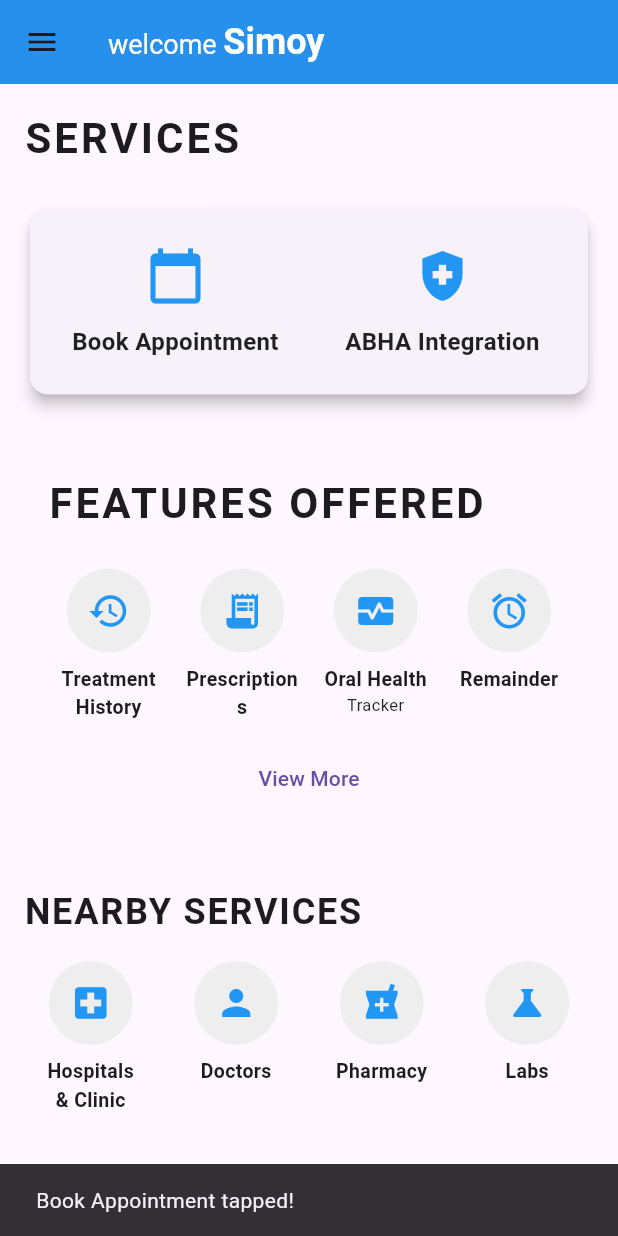
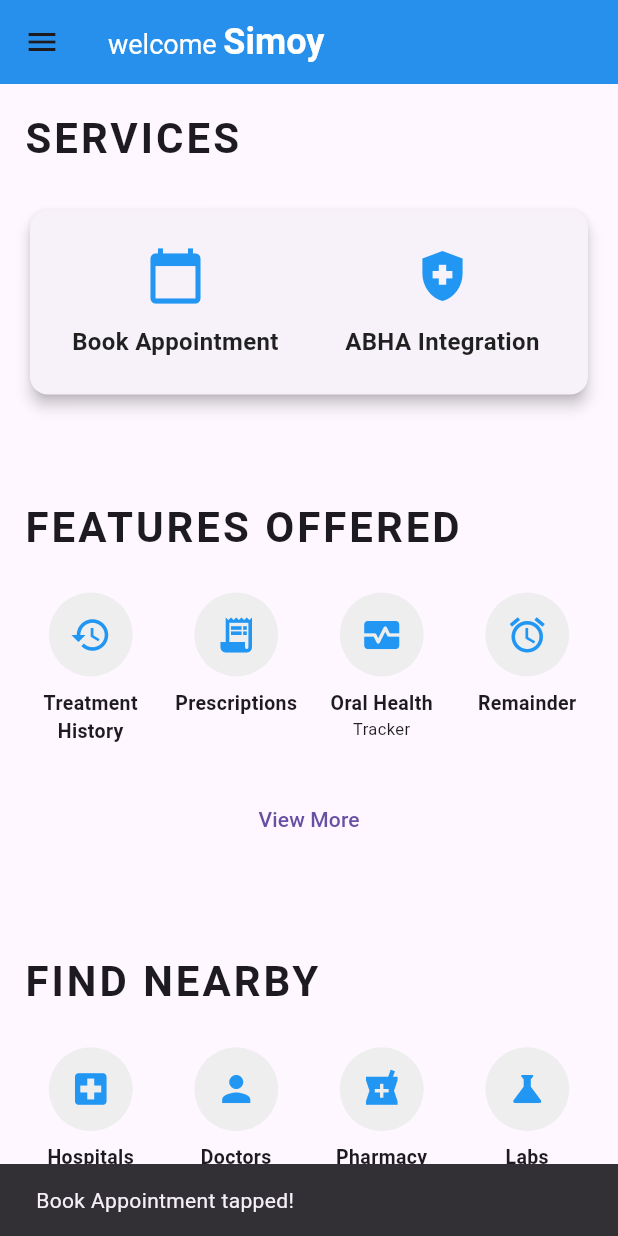
Before and after one commit to Zetrion/Synapse, a Flutter app: the screen it shows after launch, after a tap on "Book Appointment", on a phone screen of 412 x 824 dp. Run offline on Flutter 3.47's test engine with Material 3 defaults, Android fonts, the phone set to English and light mode, and no system bars.

Commit message:
home final (may be)

```diff
--- a/lib/features.dart
+++ b/lib/features.dart
@@ -112,12 +112,20 @@
 
 class _FeatureCard extends StatelessWidget {
   final _FeatureItem feature;
+  final VoidCallback? onTap;
 
-  const _FeatureCard({required this.feature});
+  const _FeatureCard({required this.feature, this.onTap});
 
   @override
   Widget build(BuildContext context) {
-    return Column(
+    return InkWell(
+      borderRadius: BorderRadius.circular(12),
+      onTap: onTap ?? () {
+        ScaffoldMessenger.of(context).showSnackBar(
+          SnackBar(content: Text('Tapped: ${feature.title}')),
+        );
+      },
+      child: Column(
         mainAxisAlignment: MainAxisAlignment.start,
         children: [
           CircleAvatar(
@@ -152,6 +160,7 @@
               ),
             ),
         ],
+      ),
     );
   }
 }
--- a/lib/main.dart
+++ b/lib/main.dart
@@ -2,7 +2,9 @@
 import 'app_bar.dart';
 import 'menu.dart';
 import 'services.dart';
-import 'revisit.dart'; // <-- Import
+import 'features.dart';
+import 'nearby.dart';
+import 'revisit.dart'; // <-- Import RevisitPage
 
 void main() {
   runApp(const MyApp());
@@ -21,9 +23,15 @@
         drawer: const CustomDrawer(),
         body: SingleChildScrollView(
           child: Column(
+            crossAxisAlignment: CrossAxisAlignment.start,
             children: [
               ServicesPage(),
-              RevisitPage(), // <-- Add here if you want it below ServicesPage
+              const SizedBox(height: 32),
+              FeaturesPage(),
+              const SizedBox(height: 32),
+              NearbyPage(),
+              const SizedBox(height: 32),
+              RevisitPage(), // <-- Add here
             ],
           ),
         ),
--- a/lib/nearby.dart
+++ b/lib/nearby.dart
@@ -25,6 +25,7 @@
               crossAxisCount: 4,
               mainAxisSpacing: 16,
               crossAxisSpacing: 8,
+              childAspectRatio: 0.7, // Lowered for more vertical space
               physics: const NeverScrollableScrollPhysics(),
               children: const [
                 _NearbyOption(
@@ -55,16 +56,25 @@
 class _NearbyOption extends StatelessWidget {
   final IconData icon;
   final String label;
+  final VoidCallback? onTap;
 
   const _NearbyOption({
     Key? key,
     required this.icon,
     required this.label,
+    this.onTap,
   }) : super(key: key);
 
   @override
   Widget build(BuildContext context) {
-    return Column(
+    return InkWell(
+      borderRadius: BorderRadius.circular(12),
+      onTap: onTap ?? () {
+        ScaffoldMessenger.of(context).showSnackBar(
+          SnackBar(content: Text('Tapped: $label')),
+        );
+      },
+      child: Column(
         children: [
           CircleAvatar(
             radius: 28,
@@ -87,6 +97,7 @@
             ),
           ),
         ],
+      ),
     );
   }
 }
--- a/lib/revisit.dart
+++ b/lib/revisit.dart
@@ -38,7 +38,14 @@
                 separatorBuilder: (context, index) => const SizedBox(width: 24),
                 itemBuilder: (context, index) {
                   final doctor = doctors[index];
-                  return Column(
+                  return InkWell(
+                    borderRadius: BorderRadius.circular(12),
+                    onTap: () {
+                      ScaffoldMessenger.of(context).showSnackBar(
+                        SnackBar(content: Text('Tapped: ${doctor.name}')),
+                      );
+                    },
+                    child: Column(
                       children: [
                         CircleAvatar(
                           radius: 32,
@@ -69,6 +76,7 @@
                           ),
                         ),
                       ],
+                    ),
                   );
                 },
               ),
--- a/lib/services.dart
+++ b/lib/services.dart
@@ -1,6 +1,4 @@
 import 'package:flutter/material.dart';
-import 'features.dart';
-import 'nearby.dart'; // <-- Import NearbyPage
 
 class ServicesPage extends StatelessWidget {
   const ServicesPage({Key? key}) : super(key: key);
@@ -59,12 +57,6 @@
                   ),
                 ),
               ),
-              const SizedBox(height: 32),
-              // Add FeaturesPage below the statcard
-              FeaturesPage(),
-              const SizedBox(height: 32),
-              // Add NearbyPage below FeaturesPage
-              NearbyPage(),
             ],
           ),
         ),
@@ -119,90 +111,3 @@
     );
   }
 }
-
-class NearbyPage extends StatelessWidget {
-  const NearbyPage({Key? key}) : super(key: key);
-
-  @override
-  Widget build(BuildContext context) {
-    return Column(
-      crossAxisAlignment: CrossAxisAlignment.start,
-      children: [
-        const Text(
-          'NEARBY SERVICES',
-          style: TextStyle(
-            fontSize: 24,
-            fontWeight: FontWeight.bold,
-            letterSpacing: 1.2,
-          ),
-        ),
-        const SizedBox(height: 16),
-        GridView.count(
-          shrinkWrap: true,
-          crossAxisCount: 4,
-          mainAxisSpacing: 16,
-          crossAxisSpacing: 8,
-          childAspectRatio: 0.7, // Lowered for more vertical space
-          physics: const NeverScrollableScrollPhysics(),
-          children: const [
-            _NearbyOption(
-              icon: Icons.local_hospital,
-              label: 'Hospitals\n& Clinic',
-            ),
-            _NearbyOption(
-              icon: Icons.person,
-              label: 'Doctors',
-            ),
-            _NearbyOption(
-              icon: Icons.local_pharmacy,
-              label: 'Pharmacy',
-            ),
-            _NearbyOption(
-              icon: Icons.science,
-              label: 'Labs',
-            ),
-          ],
-        ),
-      ],
-    );
-  }
-}
-
-class _NearbyOption extends StatelessWidget {
-  final IconData icon;
-  final String label;
-
-  const _NearbyOption({
-    Key? key,
-    required this.icon,
-    required this.label,
-  }) : super(key: key);
-
-  @override
-  Widget build(BuildContext context) {
-    return Column(
-      children: [
-        CircleAvatar(
-          radius: 28,
-          backgroundColor: Colors.grey[200],
-          child: Icon(
-            icon,
-            size: 28,
-            color: Colors.blue,
-          ),
-        ),
-        const SizedBox(height: 8),
-        Text(
-          label,
-          textAlign: TextAlign.center,
-          maxLines: 2,
-          overflow: TextOverflow.ellipsis,
-          style: const TextStyle(
-            fontWeight: FontWeight.bold,
-            fontSize: 13,
-          ),
-        ),
-      ],
-    );
-  }
-}
```
Lines whose indentation alone changed are shown as unchanged.
